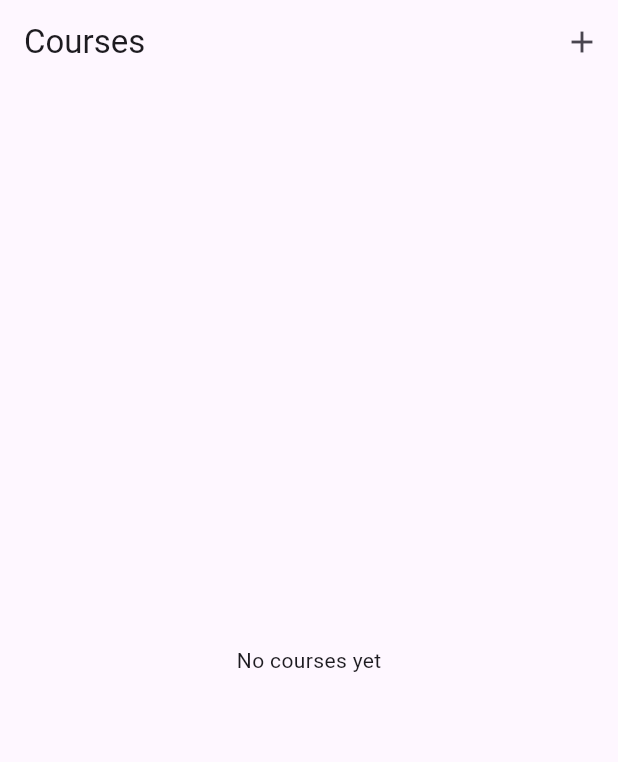
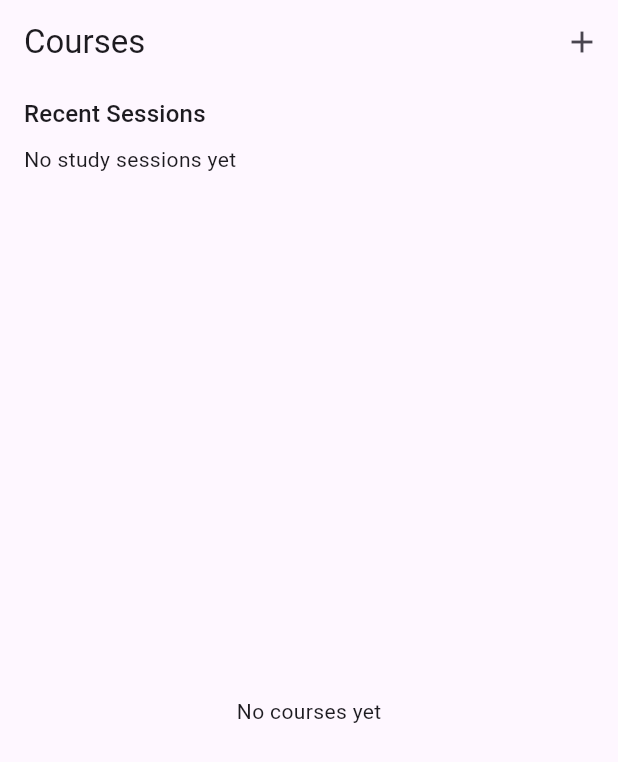
Before and after one commit to siphoczulu/studyos_africa, a Flutter app: the screen it shows after launch, on a phone screen of 412 x 824 dp. Shown: the top 762 px of the screen. Run offline on Flutter 3.47's test engine with Material 3 defaults, Android fonts, the phone set to English and light mode, and no system bars; our stand-ins replace sqflite; accounts and stored records are empty.

Commit message:
feat(sessions): show recent study sessions

```diff
--- a/lib/features/courses/ui/courses_screen.dart
+++ b/lib/features/courses/ui/courses_screen.dart
@@ -4,6 +4,7 @@ import 'package:flutter/material.dart';
 
 import '../../../core/db/app_db.dart';
 import '../data/course.dart';
+import '../../study_sessions/data/study_session.dart';
 
 class CoursesScreen extends StatefulWidget {
   const CoursesScreen({super.key});
@@ -15,6 +16,7 @@ class CoursesScreen extends StatefulWidget {
 class _CoursesScreenState extends State<CoursesScreen> {
   bool _isLoading = true;
   List<Course> _courses = const [];
+  List<StudySession> _recentSessions = const [];
   final TextEditingController _courseNameController = TextEditingController();
   Course? _activeCourse;
   DateTime? _sessionStartedAt;
@@ -40,6 +42,16 @@ class _CoursesScreenState extends State<CoursesScreen> {
     final paddedMinutes = minutes.toString().padLeft(2, '0');
     final paddedSeconds = seconds.toString().padLeft(2, '0');
     return '$paddedMinutes:$paddedSeconds';
+  }
+
+  String _courseNameForSession(StudySession session) {
+    for (final course in _courses) {
+      if (course.id == session.courseId) {
+        return course.name;
+      }
+    }
+
+    return 'Unknown course';
   }
 
   void _startStudySession(Course course) {
@@ -105,6 +117,8 @@ class _CoursesScreenState extends State<CoursesScreen> {
       _sessionStartedAt = null;
       _elapsedSeconds = 0;
     });
+
+    await _loadCourses();
   }
 
   Future<void> _loadCourses() async {
@@ -113,6 +127,7 @@ class _CoursesScreenState extends State<CoursesScreen> {
     });
 
     final courses = await AppDb.instance.getCourses();
+    final sessions = await AppDb.instance.getStudySessions();
 
     if (!mounted) {
       return;
@@ -120,6 +135,7 @@ class _CoursesScreenState extends State<CoursesScreen> {
 
     setState(() {
       _courses = courses;
+      _recentSessions = sessions.take(5).toList();
       _isLoading = false;
     });
   }
@@ -232,6 +248,7 @@ class _CoursesScreenState extends State<CoursesScreen> {
   @override
   Widget build(BuildContext context) {
     final hasActiveSession = _activeCourse != null;
+    final hasCourses = _courses.isNotEmpty;
 
     return Scaffold(
       appBar: AppBar(
@@ -246,8 +263,6 @@ class _CoursesScreenState extends State<CoursesScreen> {
       ),
       body: _isLoading
           ? const Center(child: CircularProgressIndicator())
-          : _courses.isEmpty
-              ? const Center(child: Text('No courses yet'))
           : Column(
                   children: [
                     if (hasActiveSession)
@@ -281,8 +296,40 @@ class _CoursesScreenState extends State<CoursesScreen> {
                           ),
                         ),
                       ),
+                    Padding(
+                      padding: const EdgeInsets.fromLTRB(16, 8, 16, 8),
+                      child: Align(
+                        alignment: Alignment.centerLeft,
+                        child: Text(
+                          'Recent Sessions',
+                          style: Theme.of(context).textTheme.titleMedium,
+                        ),
+                      ),
+                    ),
+                    if (_recentSessions.isEmpty)
+                      const Padding(
+                        padding: EdgeInsets.fromLTRB(16, 0, 16, 8),
+                        child: Align(
+                          alignment: Alignment.centerLeft,
+                          child: Text('No study sessions yet'),
+                        ),
+                      )
+                    else
+                      Padding(
+                        padding: const EdgeInsets.only(bottom: 8),
+                        child: Column(
+                          children: _recentSessions.map((session) {
+                            return ListTile(
+                              dense: true,
+                              title: Text(_courseNameForSession(session)),
+                              subtitle: Text(_formatElapsed(session.durationSeconds)),
+                            );
+                          }).toList(),
+                        ),
+                      ),
                     Expanded(
-                      child: ListView.builder(
+                      child: hasCourses
+                          ? ListView.builder(
                               itemCount: _courses.length,
                               itemBuilder: (context, index) {
                                 final course = _courses[index];
@@ -300,7 +347,8 @@ class _CoursesScreenState extends State<CoursesScreen> {
                                       : () => _confirmDelete(course),
                                 );
                               },
-                      ),
+                            )
+                          : const Center(child: Text('No courses yet')),
                     ),
                   ],
                 ),
```
Lines whose indentation alone changed are shown as unchanged.
